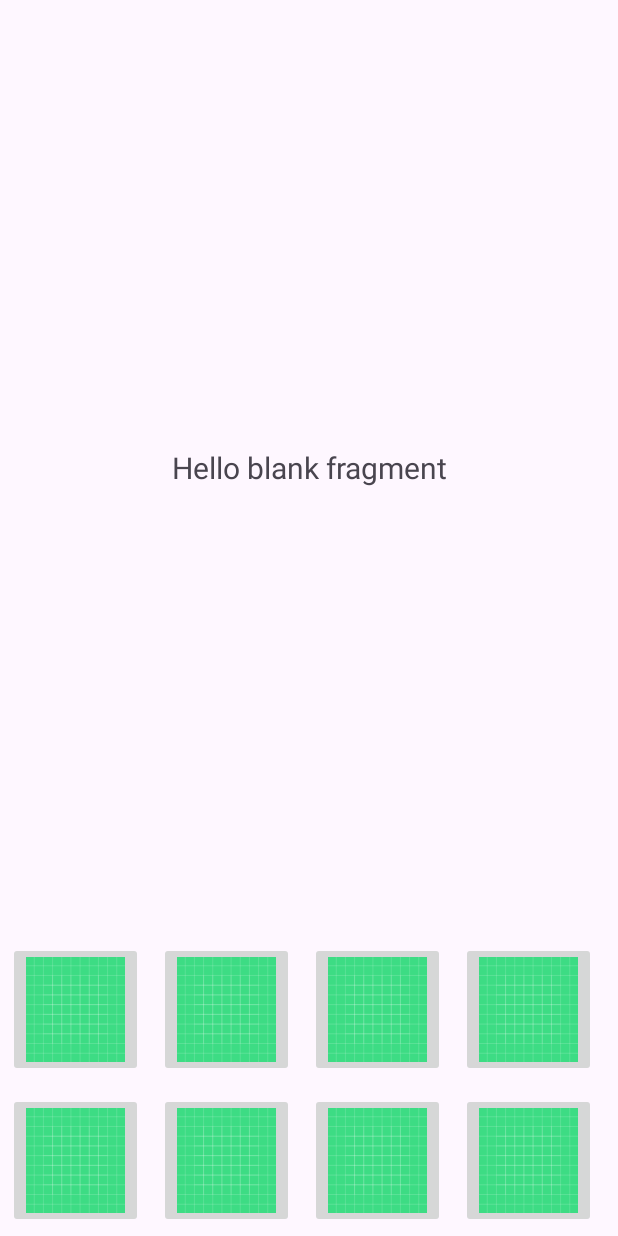
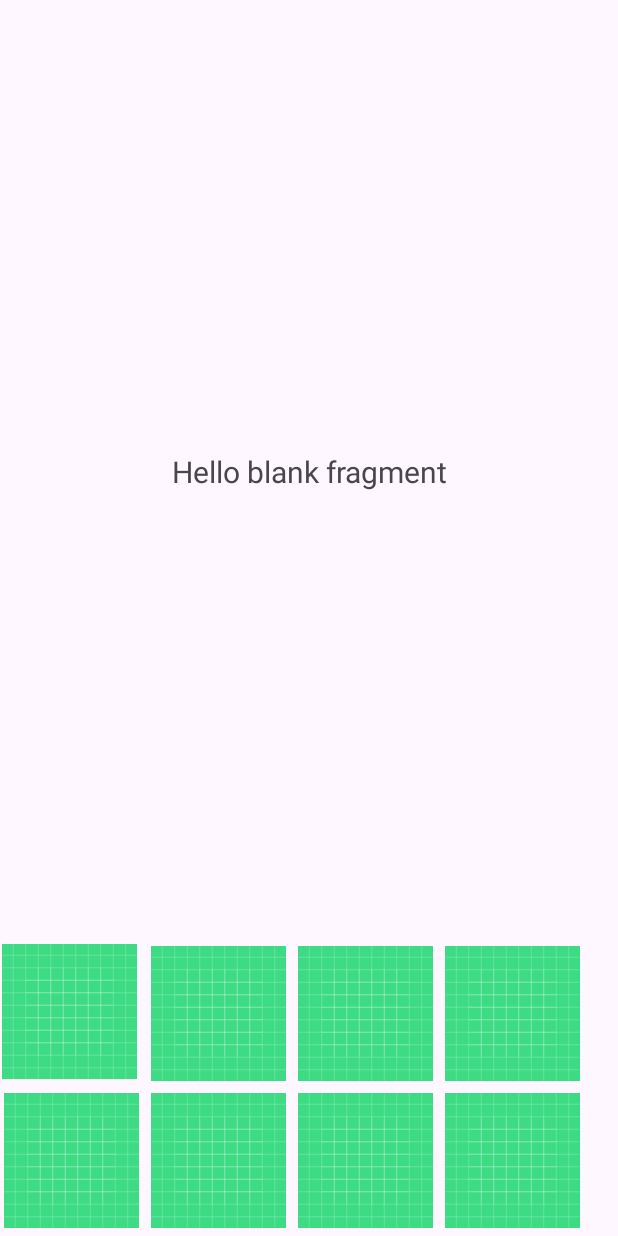
Before and after one commit to Martin-Toma/LogoQuizITU, an Android app: the layout fragment_select_logo_game.xml on its own in the app's theme, with its tools: preview values and no code run, on a phone screen of 412 x 824 dp. Run offline under Robolectric (Android 15) with nearby library versions, the phone set to English and light mode, and no system bars.

Commit message:
fix: edit, delete, insert, all combinations feat: on insert new logo, go back to the previous fragment feat: SelectLogoGameFragment improved signalizing of correct and wrong answers

```diff
--- a/app/src/main/java/com/fititu/logoquizitu/AddLogoFragment.kt
+++ b/app/src/main/java/com/fititu/logoquizitu/AddLogoFragment.kt
@@ -110,8 +110,9 @@ class AddLogoFragment : Fragment() {
         imageButton.setOnClickListener {
             val caption = view.findViewById<EditText>(R.id.captionEditText).text.toString()
             val description : String = descriptionEditText.text.toString()
-            viewModel.updateDB(caption, description, selectedImagePath, imageNotChanged, editOn, lId)
-
+            if(viewModel.updateDB(caption, description, selectedImagePath, imageNotChanged, editOn, lId, requireActivity())){
+                requireActivity().onBackPressedDispatcher.onBackPressed() // go back to my fragment
+            }
         }
         // Clear the database on fragment creation
         /*viewLifecycleOwner.lifecycleScope.launch {
--- a/app/src/main/res/layout/fragment_add_logo.xml
+++ b/app/src/main/res/layout/fragment_add_logo.xml
@@ -24,7 +24,7 @@
             android:id="@+id/captionEditText"
             android:layout_width="match_parent"
             android:layout_height="wrap_content"
-            android:hint="Insert logo name" />
+            android:hint="*Insert logo name" />
 
         <EditText
             android:id="@+id/descriptionEditText"
--- a/app/src/main/res/layout/fragment_select_logo_game.xml
+++ b/app/src/main/res/layout/fragment_select_logo_game.xml
@@ -26,50 +26,70 @@
         app:layout_constraintBottom_toBottomOf="parent"
         app:layout_constraintEnd_toEndOf="parent"
         app:layout_constraintStart_toStartOf="parent">
+        <RelativeLayout
+            android:layout_width="95dp"
+            android:layout_height="95dp"
+            android:layout_margin="@dimen/inGridMargins"
+            app:layout_column="0"
+            app:layout_row="0">
+            <ImageButton
+                android:id="@+id/imageButton1"
+                android:layout_width="@dimen/imageButtonWidth"
+                android:layout_height="@dimen/imageButtonHeight"
+                android:src="@drawable/ic_launcher_background"
+                android:background="@color/white"
+                android:scaleType="fitXY"
 
+                />
+        </RelativeLayout>
+        <RelativeLayout
+            android:layout_width="95dp"
+            android:layout_height="95dp"
+            android:layout_margin="@dimen/inGridMargins"
+            app:layout_column="1"
+            app:layout_row="0">
         <ImageButton
-            android:id="@+id/imageButton1"
+            android:id="@+id/imageButton2"
             android:layout_width="@dimen/imageButtonWidth"
             android:layout_height="@dimen/imageButtonHeight"
             android:src="@drawable/ic_launcher_background"
+            android:background="@color/white"
             android:scaleType="fitXY"
             android:layout_marginBottom="@dimen/inGridMargins"
             android:layout_marginEnd="@dimen/inGridMargins"
             android:layout_marginStart="@dimen/inGridMargins"
             android:layout_marginTop="@dimen/inGridMargins"
-            app:layout_column="0"
-            app:layout_row="0"/>
-
+             />
+        </RelativeLayout>
+        <RelativeLayout
+            android:layout_width="95dp"
+            android:layout_height="95dp"
+            android:layout_margin="@dimen/inGridMargins"
+            app:layout_column="2"
+            app:layout_row="0">
         <ImageButton
-            android:id="@+id/imageButton2"
+            android:id="@+id/imageButton3"
             android:layout_width="@dimen/imageButtonWidth"
             android:layout_height="@dimen/imageButtonHeight"
             android:src="@drawable/ic_launcher_background"
+            android:background="@color/white"
             android:scaleType="fitXY"
             android:layout_marginBottom="@dimen/inGridMargins"
             android:layout_marginEnd="@dimen/inGridMargins"
             android:layout_marginStart="@dimen/inGridMargins"
             android:layout_marginTop="@dimen/inGridMargins"
-            app:layout_column="1"
-            app:layout_row="0" />
-
-        <ImageButton
-            android:id="@+id/imageButton3"
-            android:layout_width="@dimen/imageButtonWidth"
-            android:layout_height="@dimen/imageButtonHeight"
-            android:src="@drawable/ic_launcher_background"
-            android:scaleType="fitXY"
-            android:layout_marginBottom="@dimen/inGridMargins"
-            android:layout_marginEnd="@dimen/inGridMargins"
-            android:layout_marginStart="@dimen/inGridMargins"
-            android:layout_marginTop="@dimen/inGridMargins"
-            app:layout_column="2"
-            app:layout_row="0" />
+             />
+        </RelativeLayout>
+        <RelativeLayout
+            android:layout_width="95dp"
+            android:layout_height="95dp"
+            android:layout_margin="@dimen/inGridMargins">
         <ImageButton
             android:id="@+id/imageButton4"
             android:layout_width="@dimen/imageButtonWidth"
             android:layout_height="@dimen/imageButtonHeight"
             android:src="@drawable/ic_launcher_background"
+            android:background="@color/white"
             android:scaleType="fitXY"
             android:layout_marginBottom="@dimen/inGridMargins"
             android:layout_marginEnd="@dimen/inGridMargins"
@@ -77,59 +97,87 @@
             android:layout_marginTop="@dimen/inGridMargins"
             app:layout_column="3"
             app:layout_row="0" />
-
+        </RelativeLayout>
+        <RelativeLayout
+            android:layout_width="95dp"
+            android:layout_height="95dp"
+            android:layout_margin="@dimen/inGridMargins"
+            app:layout_column="0"
+            app:layout_row="1">
         <ImageButton
             android:id="@+id/imageButton5"
             android:layout_width="@dimen/imageButtonWidth"
             android:layout_height="@dimen/imageButtonHeight"
             android:src="@drawable/ic_launcher_background"
+            android:background="@color/white"
             android:scaleType="fitXY"
             android:layout_marginBottom="@dimen/inGridMargins"
             android:layout_marginEnd="@dimen/inGridMargins"
             android:layout_marginStart="@dimen/inGridMargins"
             android:layout_marginTop="@dimen/inGridMargins"
-            app:layout_column="0"
-            app:layout_row="1"
+
             />
+        </RelativeLayout>
+        <RelativeLayout
+            android:layout_width="95dp"
+            android:layout_height="95dp"
+            android:layout_margin="@dimen/inGridMargins"
+            app:layout_column="1"
+            app:layout_row="1">
         <ImageButton
             android:id="@+id/imageButton6"
             android:layout_width="@dimen/imageButtonWidth"
             android:layout_height="@dimen/imageButtonHeight"
             android:src="@drawable/ic_launcher_background"
+            android:background="@color/white"
             android:scaleType="fitXY"
             android:layout_marginBottom="@dimen/inGridMargins"
             android:layout_marginEnd="@dimen/inGridMargins"
             android:layout_marginStart="@dimen/inGridMargins"
             android:layout_marginTop="@dimen/inGridMargins"
-            app:layout_column="1"
-            app:layout_row="1"
+
             />
+        </RelativeLayout>
+        <RelativeLayout
+            android:layout_width="95dp"
+            android:layout_height="95dp"
+            android:layout_margin="@dimen/inGridMargins"
+            app:layout_column="2"
+            app:layout_row="1">
         <ImageButton
             android:id="@+id/imageButton7"
             android:layout_width="@dimen/imageButtonWidth"
             android:layout_height="@dimen/imageButtonHeight"
             android:src="@drawable/ic_launcher_background"
+            android:background="@color/white"
             android:scaleType="fitXY"
             android:layout_marginBottom="@dimen/inGridMargins"
             android:layout_marginEnd="@dimen/inGridMargins"
             android:layout_marginStart="@dimen/inGridMargins"
             android:layout_marginTop="@dimen/inGridMargins"
-            app:layout_column="2"
-            app:layout_row="1"
+
             />
+        </RelativeLayout>
+        <RelativeLayout
+            android:layout_width="95dp"
+            android:layout_height="95dp"
+            android:layout_margin="@dimen/inGridMargins"
+            app:layout_column="3"
+            app:layout_row="1">
         <ImageButton
             android:id="@+id/imageButton8"
             android:layout_width="@dimen/imageButtonWidth"
             android:layout_height="@dimen/imageButtonHeight"
             android:src="@drawable/ic_launcher_background"
+            android:background="@color/white"
             android:scaleType="fitXY"
             android:layout_marginBottom="@dimen/inGridMargins"
             android:layout_marginEnd="@dimen/inGridMargins"
             android:layout_marginStart="@dimen/inGridMargins"
             android:layout_marginTop="@dimen/inGridMargins"
-            app:layout_column="3"
-            app:layout_row="1"
+
             />
+        </RelativeLayout>
     </androidx.gridlayout.widget.GridLayout>
 
     <!--GridView
--- a/app/src/main/res/values/dimens.xml
+++ b/app/src/main/res/values/dimens.xml
@@ -2,5 +2,5 @@
 <resources>
     <dimen name="imageButtonWidth">90dp</dimen>
     <dimen name="imageButtonHeight">90dp</dimen>
-    <dimen name="inGridMargins">5dp</dimen>
+    <dimen name="inGridMargins">1dp</dimen>
 </resources>
```
Also changed, not shown: app/src/main/java/com/fititu/logoquizitu/Model/FileManagement.kt (added, +78 -0 lines), app/src/main/java/com/fititu/logoquizitu/SelectLogoGameFragment.kt (+9 -3 lines), app/src/main/java/com/fititu/logoquizitu/View/ImageAdapter.kt (+17 -10 lines), app/src/main/java/com/fititu/logoquizitu/ViewModels/AddLogoViewModel.kt (+120 -89 lines), app/src/main/res/xml/image_button_border.xml (added, +16 -0 lines).
